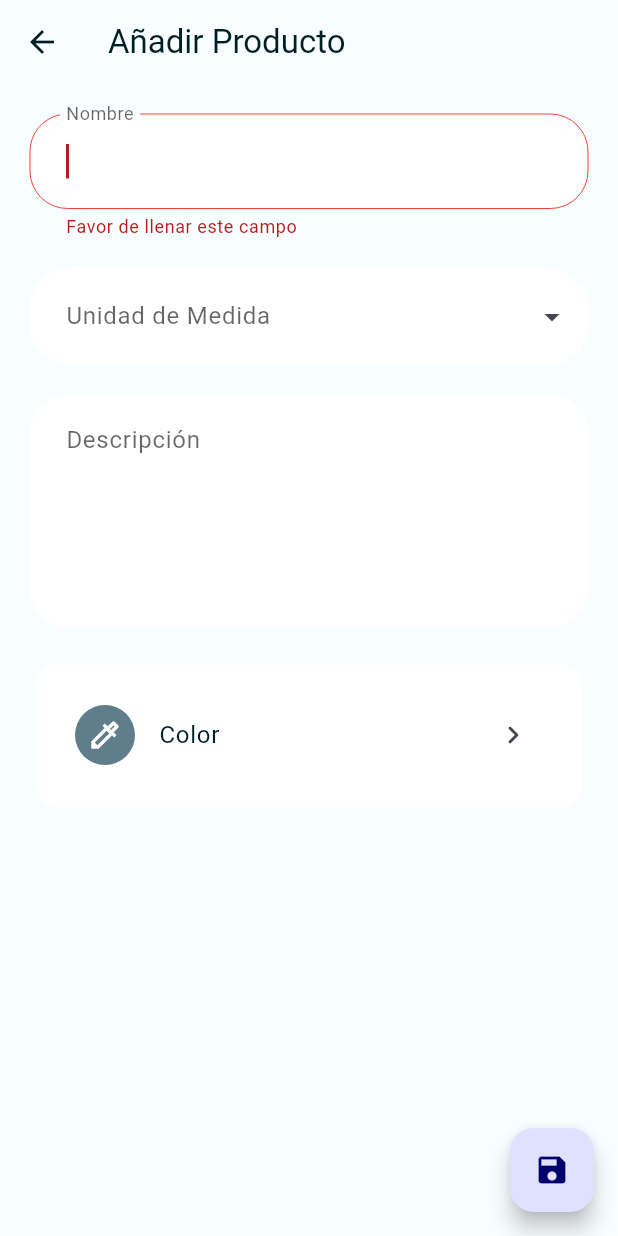
After one commit to alexsosat/inventory-control, a Flutter app: the ProductAddView screen opened by its route, after a tap on the "save" icon, on a phone screen of 412 x 824 dp. The commit adds this screen. Run offline on Flutter 3.47's test engine with Material 2 defaults, Android fonts, the phone set to English and light mode, and no system bars; drawn by our look-alikes of dropdown_search; our stand-ins replace animate_do, auto_size_text, device_preview, flutter_colorpicker, flutter_speed_dial, flutter_spinkit and 3 more; accounts and stored records are empty; generated files the repository leaves out were written again.

Commit message:
Adds form for adding products v1

```diff
--- a/lib/app/modules/home/views/home_view.dart
+++ b/lib/app/modules/home/views/home_view.dart
@@ -52,6 +52,7 @@
             backgroundColor: Colors.green,
             foregroundColor: Colors.white,
             label: 'Añadir Producto',
+            onTap: () => Get.toNamed(Routes.PRODUCT_ADD),
           ),
         ],
       ),
--- /dev/null
+++ b/lib/app/modules/product_add/bindings/product_add_binding.dart
@@ -0,0 +1,12 @@
+import 'package:get/get.dart';
+
+import '../controllers/product_add_controller.dart';
+
+class ProductAddBinding extends Bindings {
+  @override
+  void dependencies() {
+    Get.lazyPut<ProductAddController>(
+      () => ProductAddController(),
+    );
+  }
+}
--- /dev/null
+++ b/lib/app/modules/product_add/controllers/product_add_controller.dart
@@ -0,0 +1,26 @@
+import 'package:flutter/material.dart';
+import 'package:get/get.dart';
+
+class ProductAddController extends GetxController {
+  final formKey = GlobalKey<FormState>(debugLabel: '_AddStorageFormState');
+
+  final TextEditingController nameController = TextEditingController();
+  final TextEditingController descriptionController = TextEditingController();
+
+  Color color = Colors.blueGrey;
+
+  @override
+  void onInit() {
+    super.onInit();
+  }
+
+  @override
+  void onReady() {
+    super.onReady();
+  }
+
+  @override
+  void onClose() {
+    super.onClose();
+  }
+}
--- /dev/null
+++ b/lib/app/modules/product_add/views/product_add_view.dart
@@ -0,0 +1,42 @@
+import 'package:flutter/material.dart';
+
+import 'package:get/get.dart';
+
+import '../../../../global/overlays/dialog/dialog.dart';
+import '../../../../utils/remove_focus.dart';
+import '../controllers/product_add_controller.dart';
+import 'widgets/add_product_form.dart';
+
+class ProductAddView extends GetView<ProductAddController> {
+  const ProductAddView({Key? key}) : super(key: key);
+  @override
+  Widget build(BuildContext context) {
+    return Scaffold(
+      appBar: AppBar(
+        title: const Text('Añadir Producto'),
+        centerTitle: false,
+      ),
+      body: const SingleChildScrollView(
+        child: Padding(
+          padding: EdgeInsets.all(20.0),
+          child: ProductAddForm(),
+        ),
+      ),
+      floatingActionButton: FloatingActionButton(
+        onPressed: () {
+          removeFocus(context);
+          if (controller.formKey.currentState!.validate()) {
+            openDialogWindow(
+              title:
+                  "¿Deseas registrar el producto ${controller.nameController.text}?",
+              type: DialogType.info,
+              // onConfirm: () => controller.saveStorage(),
+              onCancel: () {},
+            );
+          }
+        },
+        child: const Icon(Icons.save),
+      ),
+    );
+  }
+}
--- /dev/null
+++ b/lib/app/modules/product_add/views/widgets/add_product_form.dart
@@ -0,0 +1,56 @@
+import 'package:dropdown_search/dropdown_search.dart';
+import 'package:flutter/material.dart';
+import 'package:get/get.dart';
+import '../../../../data/models/product/product.dart';
+import '../../../../../global/form/bottomsheets/metric_unit_bottomsheet.dart';
+
+import '../../../../../global/card/rounded_form_card.dart';
+import '../../../../../global/form/pickers/color_picker.dart';
+import '../../../../../global/form/text_form_field_rounded.dart';
+import '../../controllers/product_add_controller.dart';
+
+class ProductAddForm extends StatefulWidget {
+  const ProductAddForm({super.key});
+
+  @override
+  State<ProductAddForm> createState() => _ProductAddFormState();
+}
+
+class _ProductAddFormState extends State<ProductAddForm> {
+  @override
+  Widget build(BuildContext context) {
+    return Form(
+      key: Get.find<ProductAddController>().formKey,
+      child: Column(
+        children: [
+          TextFormFieldRounded(
+            controller: Get.find<ProductAddController>().nameController,
+            labelText: 'Nombre',
+          ),
+          const SizedBox(height: 20),
+          MetricUnitBottomSheet(
+            onChanged: (value) {},
+          ),
+          const SizedBox(height: 20),
+          TextFormFieldRounded(
+            controller: Get.find<ProductAddController>().descriptionController,
+            isRequired: false,
+            labelText: 'Descripción',
+            maxLines: 5,
+            inputType: TextInputType.multiline,
+            inputAction: TextInputAction.newline,
+          ),
+          const SizedBox(height: 20),
+          RoundedFormCard(
+            children: [
+              ColorPickerField(
+                onColorChanged: (color) =>
+                    Get.find<ProductAddController>().color = color,
+              ),
+            ],
+          ),
+        ],
+      ),
+    );
+  }
+}
--- a/lib/app/routes/app_pages.dart
+++ b/lib/app/routes/app_pages.dart
@@ -2,6 +2,8 @@ import 'package:get/get.dart';
 
 import '../modules/home/bindings/home_binding.dart';
 import '../modules/home/views/home_view.dart';
+import '../modules/product_add/bindings/product_add_binding.dart';
+import '../modules/product_add/views/product_add_view.dart';
 import '../modules/storage_add/bindings/storage_add_binding.dart';
 import '../modules/storage_add/views/storage_add_view.dart';
 
@@ -23,5 +25,10 @@ class AppPages {
       page: () => const StorageAddView(),
       binding: StorageAddBinding(),
     ),
+    GetPage(
+      name: _Paths.PRODUCT_ADD,
+      page: () => const ProductAddView(),
+      binding: ProductAddBinding(),
+    ),
   ];
 }
--- a/lib/app/routes/app_routes.dart
+++ b/lib/app/routes/app_routes.dart
@@ -5,10 +5,12 @@ abstract class Routes {
   Routes._();
   static const HOME = _Paths.HOME;
   static const STORAGE_ADD = _Paths.STORAGE_ADD;
+  static const PRODUCT_ADD = _Paths.PRODUCT_ADD;
 }
 
 abstract class _Paths {
   _Paths._();
   static const HOME = '/home';
   static const STORAGE_ADD = '/storage-add';
+  static const PRODUCT_ADD = '/product-add';
 }
--- /dev/null
+++ b/lib/global/form/bottomsheets/base_bottomsheet.dart
@@ -0,0 +1,100 @@
+import 'package:dropdown_search/dropdown_search.dart';
+import 'package:flutter/material.dart';
+
+import '../../../constants/values.dart';
+
+class BaseBottomSheet<T> extends StatefulWidget {
+  final bool isRequired;
+  final Function(T) onChanged;
+  final Function(T)? validator;
+  final List<T> items;
+  final String labelText;
+
+  const BaseBottomSheet({
+    required this.onChanged,
+    required this.items,
+    required this.labelText,
+    this.validator,
+    this.isRequired = true,
+    super.key,
+  });
+
+  @override
+  State<BaseBottomSheet<T>> createState() => _BaseBottomSheetState<T>();
+}
+
+class _BaseBottomSheetState<T> extends State<BaseBottomSheet<T>> {
+  @override
+  Widget build(BuildContext context) {
+    return DropdownSearch<T>(
+      popupProps: const PopupProps.bottomSheet(
+        showSelectedItems: true,
+      ),
+      items: widget.items,
+      dropdownDecoratorProps: DropDownDecoratorProps(
+        dropdownSearchDecoration: InputDecoration(
+          labelText: widget.labelText,
+          filled: true,
+          fillColor: Theme.of(context).cardColor,
+          contentPadding: const EdgeInsets.all(20),
+          labelStyle: TextStyle(
+            color: Theme.of(context).hintColor,
+          ),
+          enabledBorder: const OutlineInputBorder(
+            borderSide: BorderSide(
+              width: 0.0,
+              color: Colors.transparent,
+            ),
+            borderRadius: AppValues.kRoundedMax,
+          ),
+          focusedBorder: OutlineInputBorder(
+            borderSide: BorderSide(
+              width: 0.0,
+              color: Theme.of(context).primaryColor,
+            ),
+            borderRadius: AppValues.kRoundedMax,
+          ),
+          errorBorder: const OutlineInputBorder(
+            borderSide: BorderSide(
+              width: 0.0,
+              color: Colors.red,
+            ),
+            borderRadius: AppValues.kRoundedMax,
+          ),
+          focusedErrorBorder: const OutlineInputBorder(
+            borderSide: BorderSide(
+              width: 0.0,
+              color: Colors.red,
+            ),
+            borderRadius: AppValues.kRoundedMax,
+          ),
+          disabledBorder: const OutlineInputBorder(
+            borderSide: BorderSide(
+              width: 0.0,
+              color: Colors.transparent,
+            ),
+            borderRadius: AppValues.kRoundedMax,
+          ),
+        ),
+      ),
+      onChanged: (value) {
+        if (value != null) {
+          widget.onChanged(value);
+        }
+      },
+      compareFn: (item1, item2) => item1 == item2,
+      validator: (value) {
+        if (widget.isRequired) {
+          if (value == null) {
+            return "Favor de llenar este campo";
+          }
+        }
+        if (widget.validator != null) {
+          return widget.validator!(value as T);
+        }
+
+        return null;
+      },
+    );
+  }
+}
--- /dev/null
+++ b/lib/global/form/bottomsheets/metric_unit_bottomsheet.dart
@@ -0,0 +1,29 @@
+import 'package:dropdown_search/dropdown_search.dart';
+import 'package:flutter/material.dart';
+
+import '../../../app/data/models/product/product.dart';
+import '../../../utils/enum_convertors.dart';
+import 'base_bottomsheet.dart';
+
+class MetricUnitBottomSheet extends StatelessWidget {
+  final Function(MetricUnit) onChanged;
+  const MetricUnitBottomSheet({
+    Key? key,
+    required this.onChanged,
+  }) : super(key: key);
+
+  @override
+  Widget build(BuildContext context) {
+    return BaseBottomSheet<String>(
+      labelText: "Unidad de Medida",
+      items: MetricUnit.values
+          .map(
+            (e) => enumToString(e),
+          )
+          .toList(),
+      onChanged: (value) {
+        onChanged(enumFromString(value, MetricUnit.values)!);
+      },
+    );
+  }
+}
--- /dev/null
+++ b/lib/utils/enum_convertors.dart
@@ -0,0 +1,16 @@
+// ignore: depend_on_referenced_packages
+import 'package:collection/collection.dart';
+
+/// It takes an enum value and returns the string representation of the enum value
+///
+/// Args:
+///   o (Object): The object to convert to a string.
+String enumToString(Object? o) => o.toString().split('.').last;
+
+/// It takes a string and a list of enums, and returns the enum that matches the string
+///
+/// Args:
+///   key (String): The string to convert to an enum.
+///   values (List<T>): The list of values to search through.
+T? enumFromString<T>(String key, List<T> values) =>
+    values.firstWhereOrNull((v) => key == enumToString(v));
--- a/pubspec.yaml
+++ b/pubspec.yaml
@@ -10,6 +10,7 @@ dependencies:
   auto_size_text: ^3.0.0
   cupertino_icons: ^1.0.2
   device_preview: ^1.1.0
+  dropdown_search: ^5.0.5
   flutter:
     sdk: flutter
   flutter_colorpicker: ^1.0.3
```
Also changed, not shown: pubspec.lock.
